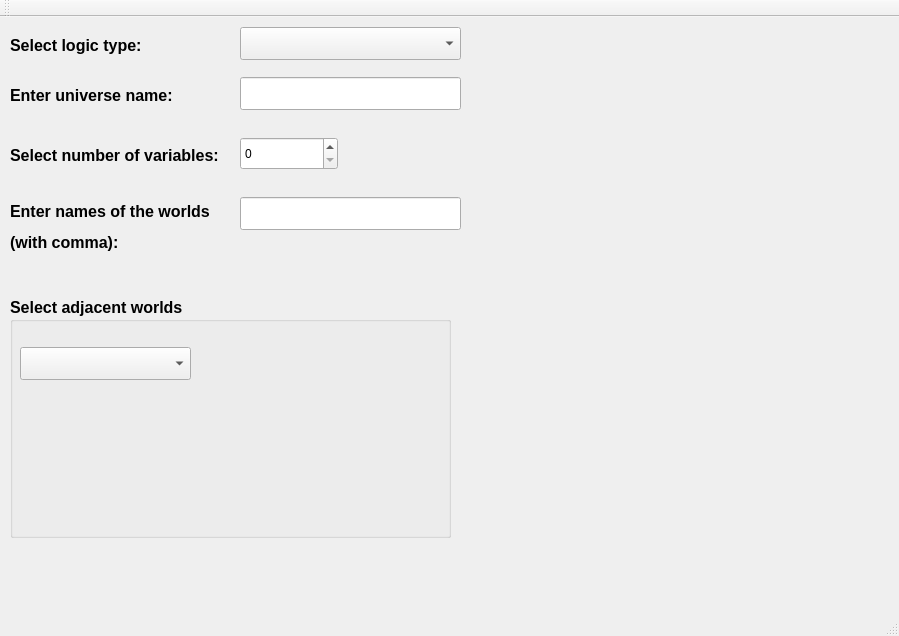
The window that gui/mainwindow.ui (dinkoosmankovic/LogicToolbox) describes before a commit, drawn with Qt 5.
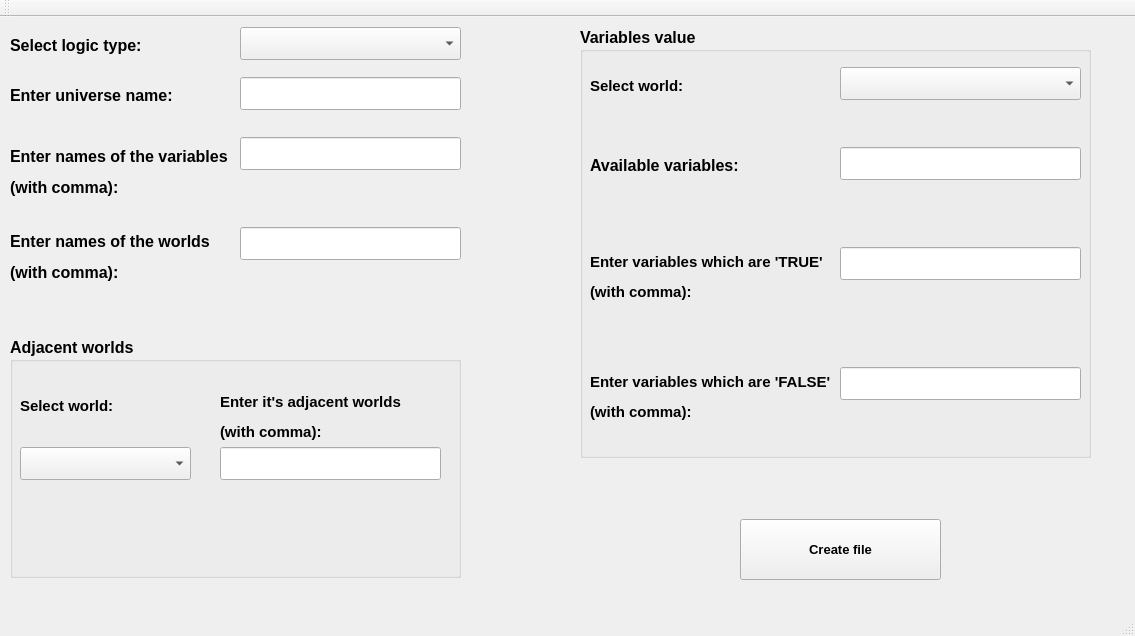
The same window after the commit.

Commit message: Created UI elements

What changed in the file:
```diff
--- a/gui/mainwindow.ui
+++ b/gui/mainwindow.ui
@@ -6,7 +6,7 @@
    <rect>
     <x>0</x>
     <y>0</y>
-    <width>899</width>
+    <width>1135</width>
     <height>636</height>
    </rect>
   </property>
@@ -81,8 +81,8 @@
      <rect>
       <x>10</x>
       <y>130</y>
-      <width>211</width>
-      <height>17</height>
+      <width>221</width>
+      <height>51</height>
      </rect>
     </property>
     <property name="font">
@@ -94,24 +94,14 @@
      </font>
     </property>
     <property name="text">
-     <string>Select number of variables:</string>
-    </property>
-   </widget>
-   <widget class="QSpinBox" name="spinBox">
-    <property name="geometry">
-     <rect>
-      <x>240</x>
-      <y>120</y>
-      <width>98</width>
-      <height>33</height>
-     </rect>
+     <string>&lt;html&gt;&lt;head/&gt;&lt;body&gt;&lt;p&gt;Enter names of the variables&lt;/p&gt;&lt;p&gt;(with comma):&lt;/p&gt;&lt;/body&gt;&lt;/html&gt;</string>
     </property>
    </widget>
    <widget class="QLabel" name="label_5">
     <property name="geometry">
      <rect>
       <x>10</x>
-      <y>180</y>
+      <y>210</y>
       <width>201</width>
       <height>61</height>
      </rect>
@@ -132,7 +122,7 @@
     <property name="geometry">
      <rect>
       <x>240</x>
-      <y>180</y>
+      <y>210</y>
       <width>221</width>
       <height>33</height>
      </rect>
@@ -142,8 +132,8 @@
     <property name="geometry">
      <rect>
       <x>10</x>
-      <y>280</y>
-      <width>441</width>
+      <y>320</y>
+      <width>451</width>
       <height>241</height>
      </rect>
     </property>
@@ -156,18 +146,226 @@
      </font>
     </property>
     <property name="title">
-     <string>Select adjacent worlds</string>
+     <string>Adjacent worlds</string>
     </property>
     <widget class="QComboBox" name="comboBox_2">
      <property name="geometry">
       <rect>
        <x>10</x>
+       <y>110</y>
+       <width>171</width>
+       <height>33</height>
+      </rect>
+     </property>
+    </widget>
+    <widget class="QLabel" name="label_6">
+     <property name="geometry">
+      <rect>
+       <x>10</x>
+       <y>60</y>
+       <width>171</width>
+       <height>17</height>
+      </rect>
+     </property>
+     <property name="font">
+      <font>
+       <pointsize>11</pointsize>
+      </font>
+     </property>
+     <property name="text">
+      <string>Select world:</string>
+     </property>
+    </widget>
+    <widget class="QLabel" name="label_7">
+     <property name="geometry">
+      <rect>
+       <x>210</x>
        <y>50</y>
+       <width>231</width>
+       <height>61</height>
+      </rect>
+     </property>
+     <property name="font">
+      <font>
+       <pointsize>11</pointsize>
+      </font>
+     </property>
+     <property name="text">
+      <string>&lt;html&gt;&lt;head/&gt;&lt;body&gt;&lt;p&gt;Enter it's adjacent worlds&lt;/p&gt;&lt;p&gt;(with comma):&lt;/p&gt;&lt;/body&gt;&lt;/html&gt;</string>
+     </property>
+    </widget>
+    <widget class="QLineEdit" name="lineEdit_3">
+     <property name="geometry">
+      <rect>
+       <x>210</x>
+       <y>110</y>
+       <width>221</width>
+       <height>33</height>
+      </rect>
+     </property>
+    </widget>
+   </widget>
+   <widget class="QLineEdit" name="lineEdit_4">
+    <property name="geometry">
+     <rect>
+      <x>240</x>
+      <y>120</y>
+      <width>221</width>
+      <height>33</height>
+     </rect>
+    </property>
+   </widget>
+   <widget class="QGroupBox" name="groupBox_2">
+    <property name="geometry">
+     <rect>
+      <x>580</x>
+      <y>10</y>
+      <width>511</width>
+      <height>431</height>
+     </rect>
+    </property>
+    <property name="font">
+     <font>
+      <family>Arimo</family>
+      <pointsize>12</pointsize>
+      <weight>75</weight>
+      <bold>true</bold>
+     </font>
+    </property>
+    <property name="title">
+     <string>Variables value</string>
+    </property>
+    <widget class="QLabel" name="label_8">
+     <property name="geometry">
+      <rect>
+       <x>10</x>
+       <y>50</y>
        <width>171</width>
+       <height>17</height>
+      </rect>
+     </property>
+     <property name="font">
+      <font>
+       <pointsize>11</pointsize>
+      </font>
+     </property>
+     <property name="text">
+      <string>Select world:</string>
+     </property>
+    </widget>
+    <widget class="QComboBox" name="comboBox_3">
+     <property name="geometry">
+      <rect>
+       <x>260</x>
+       <y>40</y>
+       <width>241</width>
        <height>33</height>
       </rect>
      </property>
     </widget>
+    <widget class="QLabel" name="label_9">
+     <property name="geometry">
+      <rect>
+       <x>10</x>
+       <y>220</y>
+       <width>251</width>
+       <height>61</height>
+      </rect>
+     </property>
+     <property name="font">
+      <font>
+       <pointsize>11</pointsize>
+      </font>
+     </property>
+     <property name="text">
+      <string>&lt;html&gt;&lt;head/&gt;&lt;body&gt;&lt;p&gt;Enter variables which are 'TRUE'&lt;/p&gt;&lt;p&gt;(with comma):&lt;/p&gt;&lt;/body&gt;&lt;/html&gt;</string>
+     </property>
+    </widget>
+    <widget class="QLineEdit" name="lineEdit_5">
+     <property name="geometry">
+      <rect>
+       <x>260</x>
+       <y>220</y>
+       <width>241</width>
+       <height>33</height>
+      </rect>
+     </property>
+    </widget>
+    <widget class="QLabel" name="label_10">
+     <property name="geometry">
+      <rect>
+       <x>10</x>
+       <y>340</y>
+       <width>251</width>
+       <height>61</height>
+      </rect>
+     </property>
+     <property name="font">
+      <font>
+       <pointsize>11</pointsize>
+      </font>
+     </property>
+     <property name="text">
+      <string>&lt;html&gt;&lt;head/&gt;&lt;body&gt;&lt;p&gt;Enter variables which are 'FALSE'&lt;/p&gt;&lt;p&gt;(with comma):&lt;/p&gt;&lt;/body&gt;&lt;/html&gt;</string>
+     </property>
+    </widget>
+    <widget class="QLineEdit" name="lineEdit_6">
+     <property name="geometry">
+      <rect>
+       <x>260</x>
+       <y>340</y>
+       <width>241</width>
+       <height>33</height>
+      </rect>
+     </property>
+    </widget>
+    <widget class="QLabel" name="label_4">
+     <property name="geometry">
+      <rect>
+       <x>10</x>
+       <y>130</y>
+       <width>161</width>
+       <height>17</height>
+      </rect>
+     </property>
+     <property name="text">
+      <string>Available variables:</string>
+     </property>
+    </widget>
+    <widget class="QLineEdit" name="lineEdit_7">
+     <property name="geometry">
+      <rect>
+       <x>260</x>
+       <y>120</y>
+       <width>241</width>
+       <height>33</height>
+      </rect>
+     </property>
+     <property name="readOnly">
+      <bool>true</bool>
+     </property>
+    </widget>
+   </widget>
+   <widget class="QPushButton" name="pushButton">
+    <property name="geometry">
+     <rect>
+      <x>740</x>
+      <y>502</y>
+      <width>201</width>
+      <height>61</height>
+     </rect>
+    </property>
+    <property name="font">
+     <font>
+      <family>Arimo</family>
+      <pointsize>10</pointsize>
+      <weight>75</weight>
+      <bold>true</bold>
+     </font>
+    </property>
+    <property name="text">
+     <string>Create file</string>
+    </property>
    </widget>
   </widget>
   <widget class="QMenuBar" name="menuBar">
```
Left out of the diff: 2 changed lines with no effect on the pictures. The commit also changes 2 other files.
